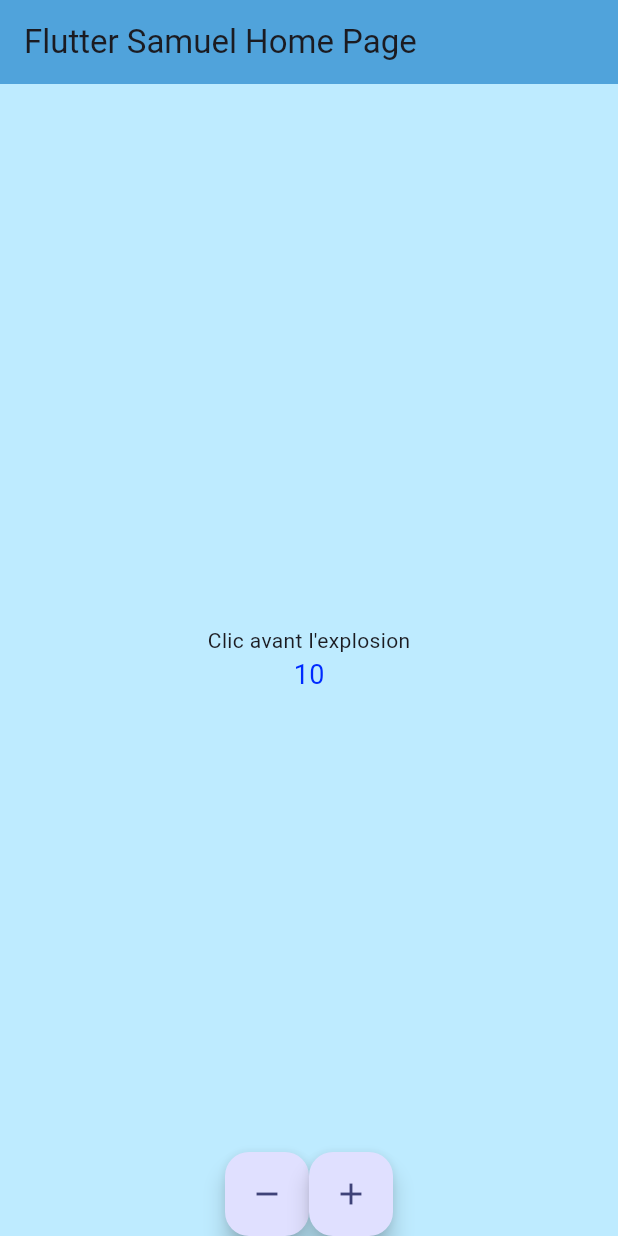
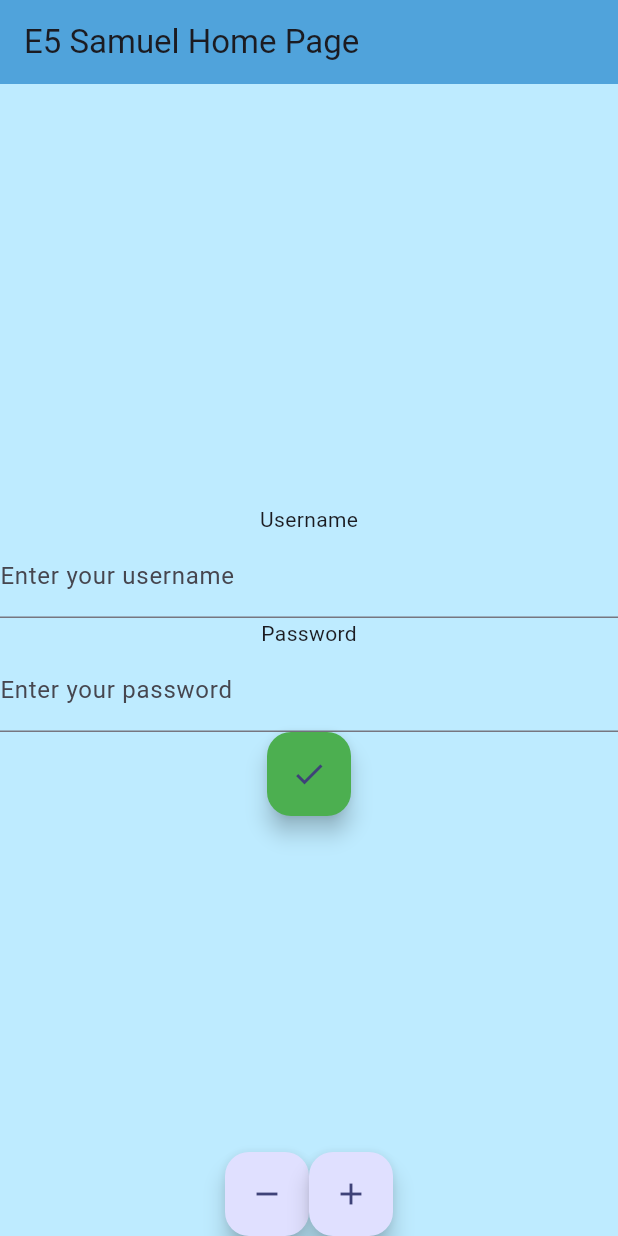
Before and after one commit to SamuelJ2021/dart_app2, a Flutter app: the screen it shows after launch, on a phone screen of 412 x 824 dp. Run offline on Flutter 3.47's test engine with Material 3 defaults, Android fonts, the phone set to English and light mode, and no system bars.

Commit message:
Modifications, début du projet

```diff
--- a/lib/main.dart
+++ b/lib/main.dart
@@ -14,14 +14,12 @@ class MyApp extends StatelessWidget {
       title: 'Flutter Samuel',
       theme: ThemeData(
         // This is the theme of your application.
-        //backgroundColor: Colors.gray
         //
-        // This works for code too, not just values: Most code changes can be
-        // tested with just a hot reload.
+        //
         colorScheme: ColorScheme.fromSeed(seedColor:const Color.fromARGB(255, 0, 0, 255)),//Colors.deepPurple),
         useMaterial3: true,
       ),
-      home: const MyHomePage(title: 'Flutter Samuel Home Page'),
+      home: const MyHomePage(title: 'E5 Samuel Home Page'),
     );
   }
 }
@@ -55,7 +53,11 @@ class _MyHomePageState extends State<MyHomePage> {
   //int _fS = 18;
   int _counter = 10;
   var _phrase = const Text("Clic avant l'explosion");//
+  TextEditingController usernameController = TextEditingController(); // Il va stocker username
+  TextEditingController passwordController = TextEditingController(); // Il va stocker password
 
+  Text _username = Text('');
+  Text _password = Text('');
 
   void _message(){
     if (_counter > 0){
@@ -70,11 +72,7 @@ class _MyHomePageState extends State<MyHomePage> {
 
 void _incrementCounter() {
     setState(() {
-      // This call to setState tells the Flutter framework that something has
-      // changed in this State, which causes it to rerun the build method below
-      // so that the display can reflect the updated values. If we changed
-      // _counter without calling setState(), then the build method would not be
-      // called again, and so nothing would appear to happen.
+      //
       _counter++;
     });
   }
@@ -102,70 +100,87 @@ void _incrementCounter() {
 
 
 
+void _getinfo(){
+  _username = Text(usernameController.text);
+  _password = Text(passwordController.text);
+  print(_username);
+  print(_password);
+  // print([usernameController.text, passwordController.text]);
+}
+// void _isvalid(){
+//   if (){
+
+//   }
+//   print('Incorrect');
+// }
   @override
   Widget build(BuildContext context) {
     // This method is rerun every time setState is called, for instance as done
     // by the _incrementCounter method above.
     //
-    // The Flutter framework has been optimized to make rerunning build methods
-    // fast, so that you can just rebuild anything that needs updating rather
-    // than having to individually change instances of widgets.
+    //
     return Scaffold(
       appBar: AppBar(
-        // TRY THIS: Try changing the color here to a specific color (to
-        // Colors.amber, perhaps?) and trigger a hot reload to see the AppBar
-        // change color while the other colors stay the same.
+        //
         backgroundColor: const Color.fromARGB(255, 80, 163, 219),//Theme.of(context).colorScheme.inversePrimary,
-        // Here we take the value from the MyHomePage object that was created by
-        // the App.build method, and use it to set our appbar title.
+        //
         title: Text(widget.title),
       ),
       body: Center(
         // Center is a layout widget. It takes a single child and positions it
         // in the middle of the parent.
         child: Column(
-          // Column is also a layout widget. It takes a list of children and
-          // arranges them vertically. By default, it sizes itself to fit its
-          // children horizontally, and tries to be as tall as its parent.
           //
-          // Column has various properties to control how it sizes itself and
-          // how it positions its children. Here we use mainAxisAlignment to
-          // center the children vertically; the main axis here is the vertical
-          // axis because Columns are vertical (the cross axis would be
-          // horizontal).
           //
-          // TRY THIS: Invoke "debug painting" (choose the "Toggle Debug Paint"
-          // action in the IDE, or press "p" in the console), to see the
-          // wireframe for each widget.
+          //
+          //
           mainAxisAlignment: MainAxisAlignment.center,
           children: <Widget>[
-            _phrase,
-            Text(
-              '$_counter',
-              style: _tS,
+            const Text('Username'),
+            TextFormField(  // Un champ de texte
+              controller: usernameController,
+              decoration: const InputDecoration(
+                border: UnderlineInputBorder(),
+                labelText: 'Enter your username',
+              ),
+              //textAlign: Center,
             ),
+            const Text('Password'),
+            TextFormField(  // Un champ de texte// https://stackoverflow.com/questions/49125064/how-to-show-hide-password-in-textformfield
+            //keyboardType: TextInputType.text,
+            controller: passwordController,
+            obscureText: true,//!_passwordVisible,
+              decoration: const InputDecoration(
+                border: UnderlineInputBorder(),
+                labelText: 'Enter your password',
+              ),
+              //textAlign: Center,
+            ),
+            //Text('Validate'),
+            FloatingActionButton(
+              onPressed: _getinfo,
+              tooltip: 'Validate',
+              backgroundColor: Colors.green,
+              child: const Icon(Icons.check),
+            ),
+
+            // _username,
+            // _password,
+
+            // //
+            // _phrase,
+            // Text(
+            //   '$_counter',
+            //   style: _tS,
+            // ),
           ],
         ),
       ),
-      /*floatingActionButton: FloatingActionButton(
-        onPressed: _incrementCounter,
-        tooltip: 'Increment',
-        child: const Icon(Icons.add),
-      ), // This trailing comma makes auto-formatting nicer for build methods.
-      */floatingActionButton: Row(
-          // Column is also a layout widget. It takes a list of children and
-          // arranges them vertically. By default, it sizes itself to fit its
-          // children horizontally, and tries to be as tall as its parent.
+      //
+      floatingActionButton: Row(
           //
-          // Column has various properties to control how it sizes itself and
-          // how it positions its children. Here we use mainAxisAlignment to
-          // center the children vertically; the main axis here is the vertical
-          // axis because Columns are vertical (the cross axis would be
-          // horizontal).
           //
-          // TRY THIS: Invoke "debug painting" (choose the "Toggle Debug Paint"
-          // action in the IDE, or press "p" in the console), to see the
-          // wireframe for each widget.
+          //
           mainAxisAlignment: MainAxisAlignment.center,
           children: <Widget>[
             FloatingActionButton(
```
